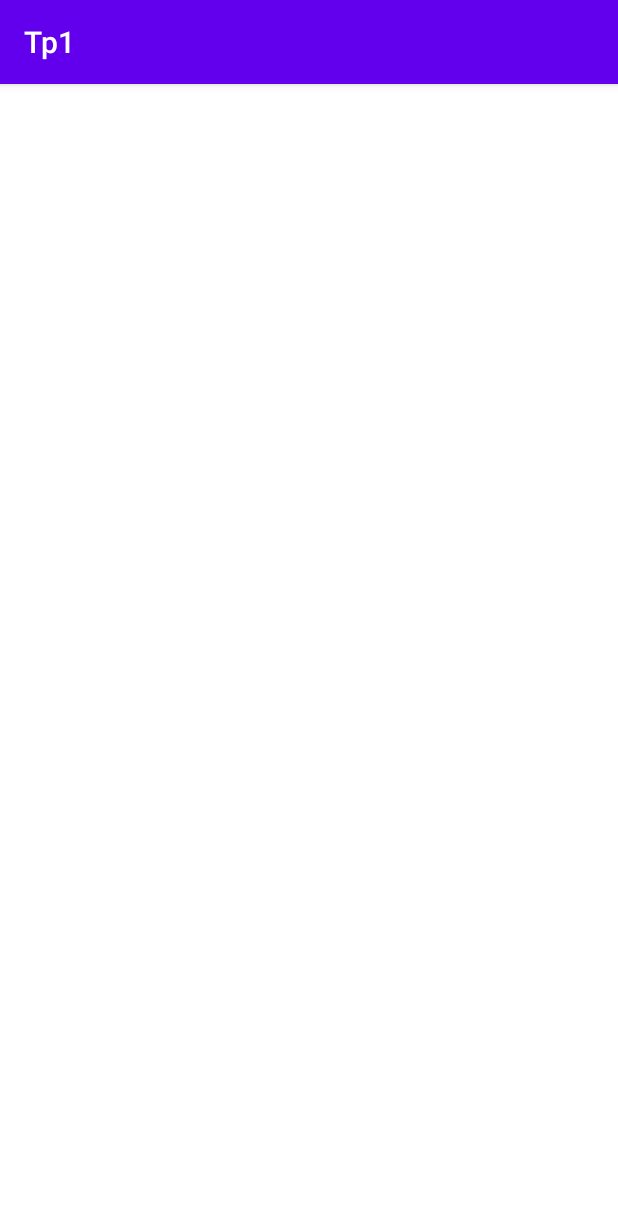
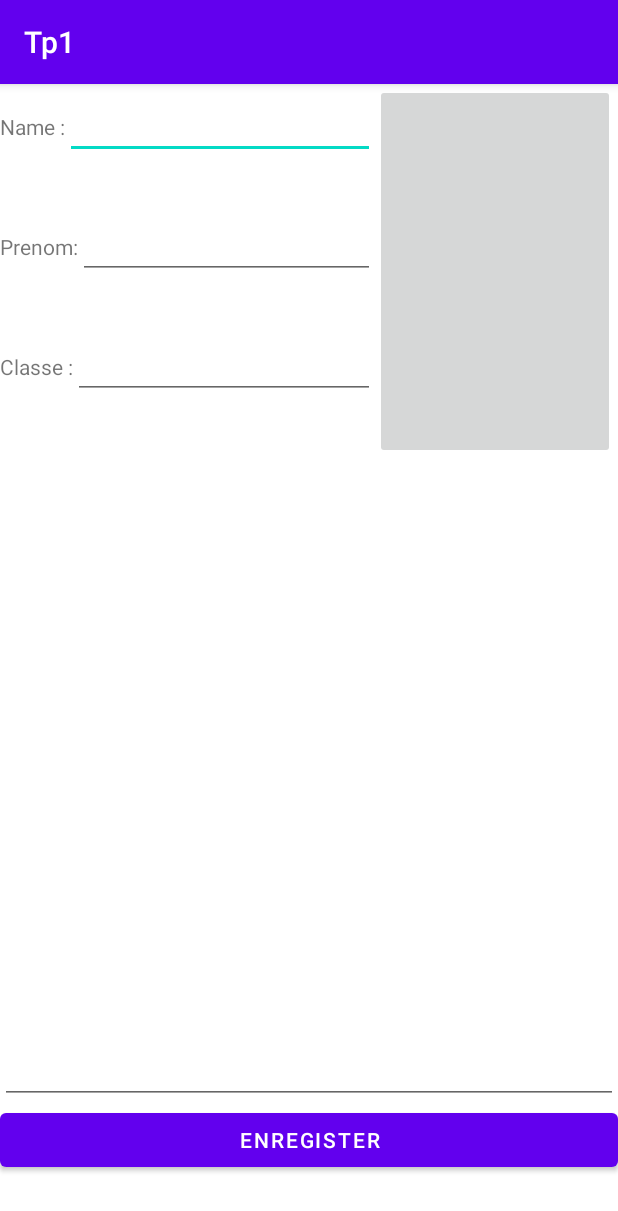
Before and after one commit to wahbii/android-tp1, an Android app: the screen it shows after launch (MainActivity), on a phone screen of 412 x 824 dp. Shown: the top 1211 px of the screen. Run offline under Robolectric (Android 15) with nearby library versions, the phone set to English and light mode, and no system bars.

```diff
--- a/app/src/main/res/layout/activity_main.xml
+++ b/app/src/main/res/layout/activity_main.xml
@@ -92,5 +92,100 @@
         android:text="enregister"
         />
 -->
+<!-- Exercice-->
+ <LinearLayout
+     android:orientation="vertical"
+     android:layout_width="match_parent"
+     android:layout_height="match_parent">
 
+
+
+
+  <LinearLayout
+      android:id="@+id/layout1"
+      android:layout_width="match_parent"
+      android:layout_height="250dp"
+      android:orientation="horizontal">
+      <LinearLayout
+          android:layout_width="250dp"
+          android:layout_height="match_parent"
+          android:orientation="vertical"
+          android:gravity="center">
+          <LinearLayout
+              android:layout_width="match_parent"
+              android:layout_height="80dp">
+           <TextView
+               android:layout_width="wrap_content"
+               android:layout_height="wrap_content"
+               android:text="Name :"/>
+           <EditText
+               android:id="@+id/nameT"
+               android:layout_width="match_parent"
+               android:layout_height="wrap_content"
+
+               android:inputType="textPersonName"
+               />
+
+
+          </LinearLayout>
+       <LinearLayout
+           android:layout_width="match_parent"
+           android:layout_height="80dp">
+        <TextView
+            android:layout_width="wrap_content"
+            android:layout_height="wrap_content"
+            android:text="Prenom:"/>
+        <EditText
+            android:id="@+id/Prenom"
+            android:layout_width="match_parent"
+            android:layout_height="wrap_content"
+
+            android:inputType="textPersonName"
+            />
+
+       </LinearLayout>
+       <LinearLayout
+           android:layout_width="match_parent"
+           android:layout_height="80dp">
+        <TextView
+            android:layout_width="wrap_content"
+            android:layout_height="wrap_content"
+            android:text="Classe :"/>
+        <EditText
+            android:id="@+id/classe"
+            android:layout_width="match_parent"
+            android:layout_height="wrap_content"
+
+            android:inputType="textPersonName"
+            />
+
+       </LinearLayout>
+
+
+      </LinearLayout>
+       <ImageButton
+           android:layout_width="160dp"
+           android:layout_height="match_parent"
+
+           />
+
+  </LinearLayout>
+
+
+
+  <EditText
+      android:id="@+id/remarque"
+      android:layout_width="match_parent"
+      android:layout_height="430dp"
+      android:gravity="top"
+      android:inputType="textMultiLine"
+      />
+  <Button
+      android:layout_width="match_parent"
+      android:layout_height="wrap_content"
+      android:id="@+id/enregister"
+      android:text="enregister"
+
+      />
+ </LinearLayout>
 </androidx.constraintlayout.widget.ConstraintLayout>
```
